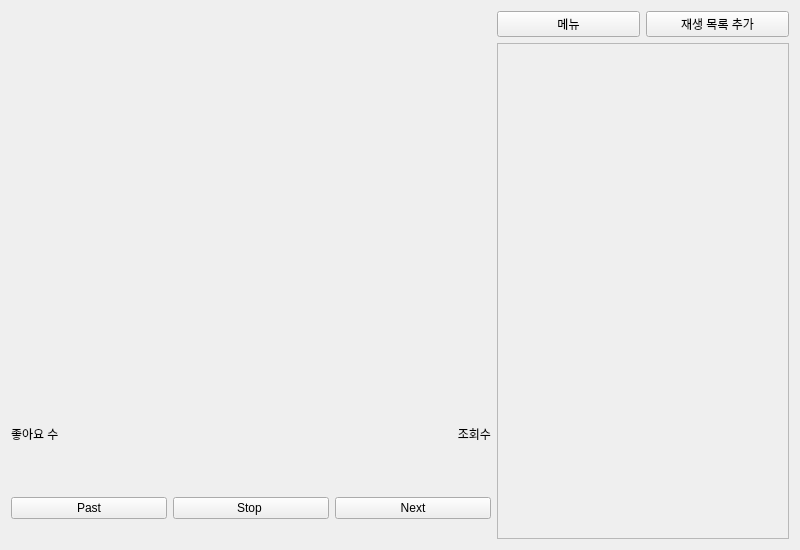
This is widget.ui in fbqweasd/YouTube-Music-Player as Qt 5 draws it before an edit. The edited form follows.
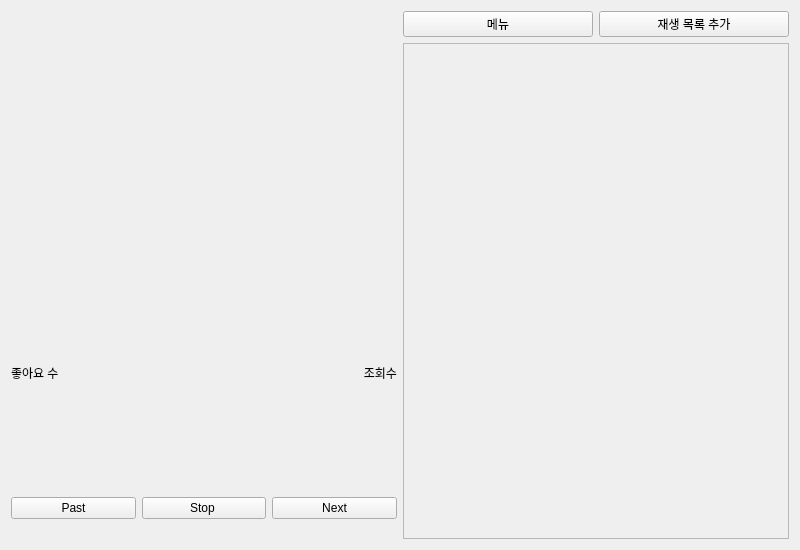
This is the edited form.

Commit message: 창크기 줄일시 썸네일의 이미지가 같이 줄어 들지 않는 에러 해결

The edit to the form file:
```diff
--- a/widget.ui
+++ b/widget.ui
@@ -36,14 +36,14 @@
           <widget class="QLabel" name="Thumbnail">
            <property name="minimumSize">
             <size>
-             <width>480</width>
-             <height>360</height>
+             <width>0</width>
+             <height>0</height>
             </size>
            </property>
            <property name="maximumSize">
             <size>
-             <width>400</width>
-             <height>400</height>
+             <width>480</width>
+             <height>360</height>
             </size>
            </property>
            <property name="text">
@@ -159,7 +159,7 @@
            <rect>
             <x>0</x>
             <y>0</y>
-            <width>286</width>
+            <width>383</width>
             <height>498</height>
            </rect>
           </property>
```
The commit also changes 2 other files.
